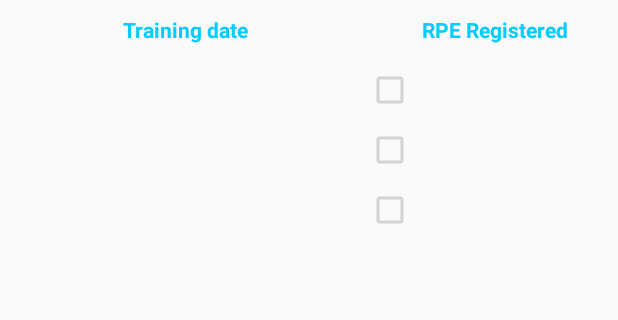
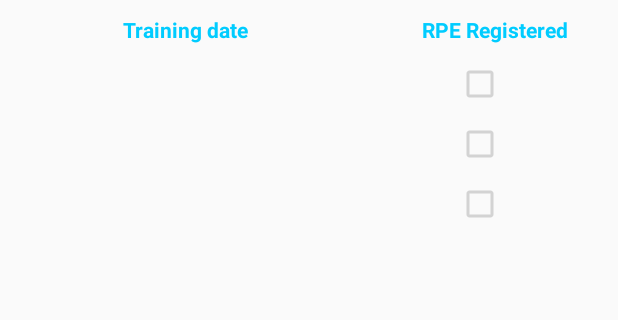
Before and after one commit to churtadoo/FeelingLoadApp, an Android app: the layout activity_main_player.xml on its own in the app's theme, with its tools: preview values and no code run, on a phone screen of 412 x 824 dp, the part 180-500 px from its top. Run offline under Robolectric (Android 15) with nearby library versions, the phone set to English and light mode, and no system bars.

Commit message:
Return trainings lists ordered by date

```diff
--- a/app/src/main/java/edu/uoc/churtado/feelingloadapp/models/Coach.java
+++ b/app/src/main/java/edu/uoc/churtado/feelingloadapp/models/Coach.java
@@ -1,6 +1,7 @@
 package edu.uoc.churtado.feelingloadapp.models;
 
 import java.util.ArrayList;
+import java.util.Collections;
 import java.util.Date;
 
 public class Coach extends User {
@@ -18,6 +19,7 @@ public class Coach extends User {
     }
 
     public ArrayList<Training> getTrainings(){
+        Collections.sort(this.trainings);
         return this.trainings;
     }
 
--- a/app/src/main/java/edu/uoc/churtado/feelingloadapp/models/Player.java
+++ b/app/src/main/java/edu/uoc/churtado/feelingloadapp/models/Player.java
@@ -1,6 +1,7 @@
 package edu.uoc.churtado.feelingloadapp.models;
 
 import java.util.ArrayList;
+import java.util.Collections;
 import java.util.Date;
 
 public class Player extends User {
@@ -32,6 +33,7 @@ public class Player extends User {
     }
 
     public ArrayList<PlayerTraining> getTrainings(){
+        Collections.sort(this.trainings);
         return this.trainings;
     }
 
--- a/app/src/main/res/layout/playertraining_list_item.xml
+++ b/app/src/main/res/layout/playertraining_list_item.xml
@@ -10,10 +10,14 @@
         android:layout_gravity="center"
         android:layout_weight="0.6"
         android:gravity="center"/>
-    <CheckBox android:id="@+id/rpe_registered"
+    <LinearLayout
         android:layout_width="0dp"
         android:layout_height="wrap_content"
-        android:enabled="false"
-        android:layout_gravity="center"
-        android:layout_weight="0.4"/>
+        android:layout_weight="0.4"
+        android:gravity="center">
+        <CheckBox android:id="@+id/rpe_registered"
+            android:layout_width="wrap_content"
+            android:layout_height="wrap_content"
+            android:enabled="false"/>
+    </LinearLayout>
 </LinearLayout>
```
Also changed, not shown: app/src/main/java/edu/uoc/churtado/feelingloadapp/models/PlayerTraining.java (+9 -1 lines), app/src/main/java/edu/uoc/churtado/feelingloadapp/models/Training.java (+9 -1 lines).
